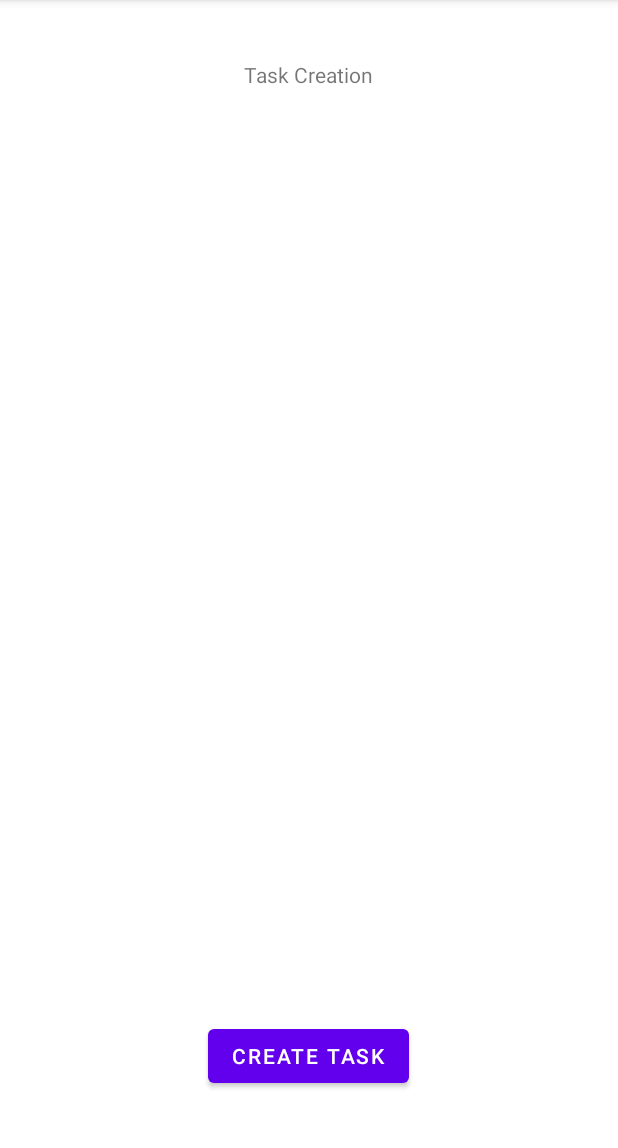
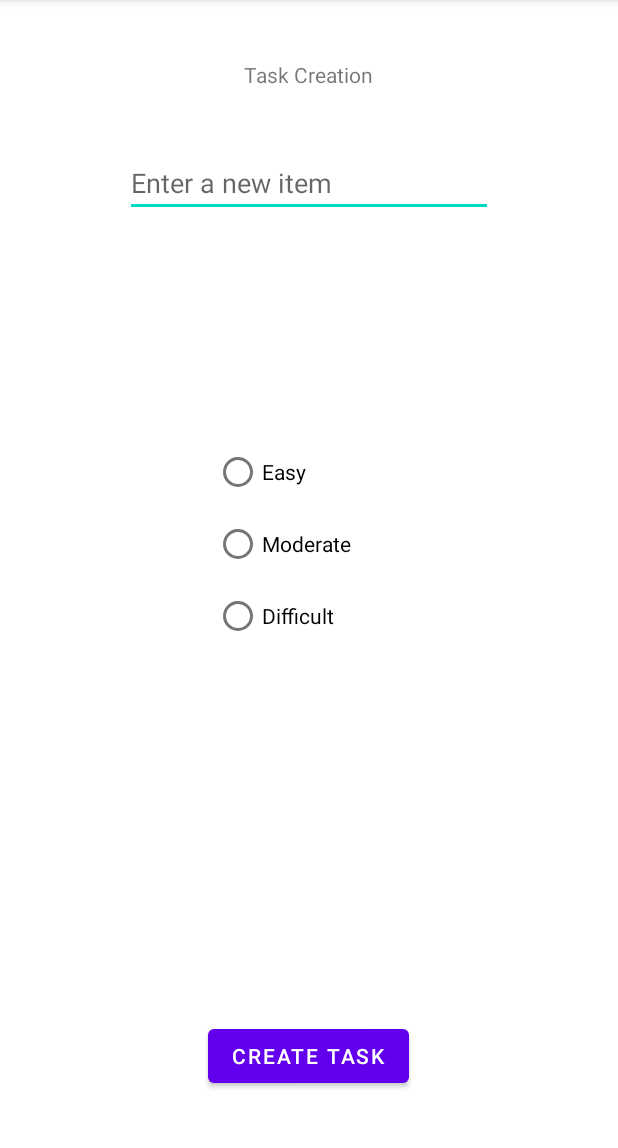
Before and after one commit to GameDeveloperEpsilon/ToDoetPrototype, an Android app: the TaskCreationActivity screen opened directly, with no data from a screen before it, on a phone screen of 412 x 824 dp, the part 84-1232 px from its top. Run offline under Robolectric (Android 15) with nearby library versions, the phone set to English and light mode, and no system bars.

Commit message:
Added UI elements to TaskCreationActivity

```diff
--- a/app/src/main/java/com/example/todoetprototype/TaskCreationActivity.java
+++ b/app/src/main/java/com/example/todoetprototype/TaskCreationActivity.java
@@ -5,6 +5,9 @@ import androidx.appcompat.app.AppCompatActivity;
 import android.content.Intent;
 import android.os.Bundle;
 import android.widget.Button;
+import android.widget.EditText;
+import android.widget.RadioButton;
+import android.widget.RadioGroup;
 import android.widget.Toast;
 
 public class TaskCreationActivity extends AppCompatActivity {
@@ -17,7 +20,19 @@ public class TaskCreationActivity extends AppCompatActivity {
         // Navigate to the Store page
         Button storePageBtn = findViewById(R.id.finishTaskCreation);
         storePageBtn.setOnClickListener(view -> {
-            Toast.makeText(this, "Finished Task Crration", Toast.LENGTH_SHORT).show();
+
+            // Get task name
+            EditText taskNameTextEdit = findViewById(R.id.etNewItem);
+            String taskName = String.valueOf(taskNameTextEdit.getText());
+
+            // Get selected difficulty
+            RadioGroup difficultySelector = findViewById(R.id.taskDifficultyRadioGroup);
+            int difficultyID = difficultySelector.getCheckedRadioButtonId();
+            RadioButton selectedDifficultyBtn = findViewById(difficultyID);
+            String taskDifficulty = (String) selectedDifficultyBtn.getText();
+
+            // Finish and switch activities
+            Toast.makeText(this, "Task Created: " + taskName + ", " + taskDifficulty, Toast.LENGTH_SHORT).show();
             Intent changeActivities = new Intent(this, PlannerActivity.class);
             startActivity(changeActivities);
         });
--- a/app/src/main/res/layout/activity_task_creation.xml
+++ b/app/src/main/res/layout/activity_task_creation.xml
@@ -27,4 +27,47 @@
         app:layout_constraintHorizontal_bias="0.498"
         app:layout_constraintStart_toStartOf="parent"
         app:layout_constraintTop_toTopOf="parent" />
+
+    <EditText
+        android:id="@+id/etNewItem"
+        android:layout_width="245dp"
+        android:layout_height="wrap_content"
+        android:layout_alignParentLeft="true"
+        android:layout_alignParentBottom="true"
+        android:layout_marginTop="40dp"
+        android:hint="Enter a new item"
+        app:layout_constraintEnd_toEndOf="parent"
+        app:layout_constraintStart_toStartOf="parent"
+        app:layout_constraintTop_toBottomOf="@+id/taskCreationLabel" />
+
+    <RadioGroup
+        android:id="@+id/taskDifficultyRadioGroup"
+        android:layout_width="126dp"
+        android:layout_height="207dp"
+        app:layout_constraintBottom_toTopOf="@+id/finishTaskCreation"
+        app:layout_constraintEnd_toEndOf="parent"
+        app:layout_constraintHorizontal_bias="0.498"
+        app:layout_constraintStart_toStartOf="parent"
+        app:layout_constraintTop_toBottomOf="@+id/etNewItem"
+        app:layout_constraintVertical_bias="0.445">
+
+        <RadioButton
+            android:id="@+id/easyRadioBtn"
+            android:layout_width="match_parent"
+            android:layout_height="wrap_content"
+            android:text="Easy" />
+
+        <RadioButton
+            android:id="@+id/moderateRadioBtn"
+            android:layout_width="match_parent"
+            android:layout_height="wrap_content"
+            android:text="Moderate" />
+
+        <RadioButton
+            android:id="@+id/difficultRadioBtn"
+            android:layout_width="match_parent"
+            android:layout_height="wrap_content"
+            android:text="Difficult" />
+    </RadioGroup>
+
 </androidx.constraintlayout.widget.ConstraintLayout>
```
